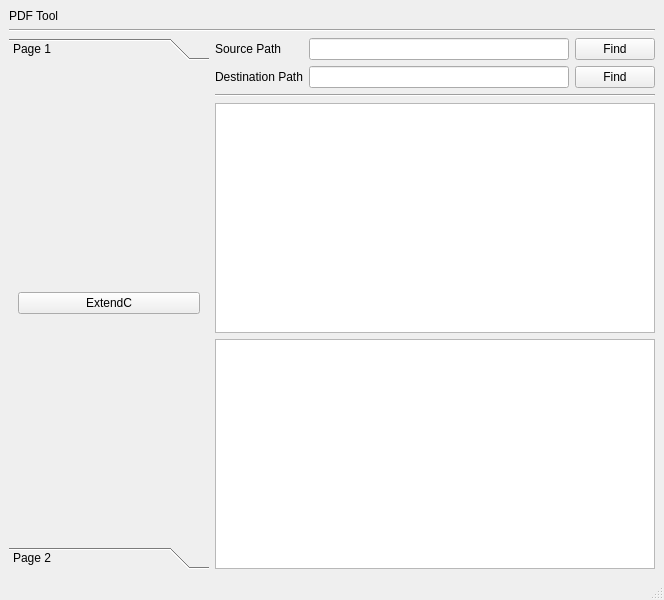
jykim74/PDFTool, file PDFTool/mainwindow.ui: the form before one commit.
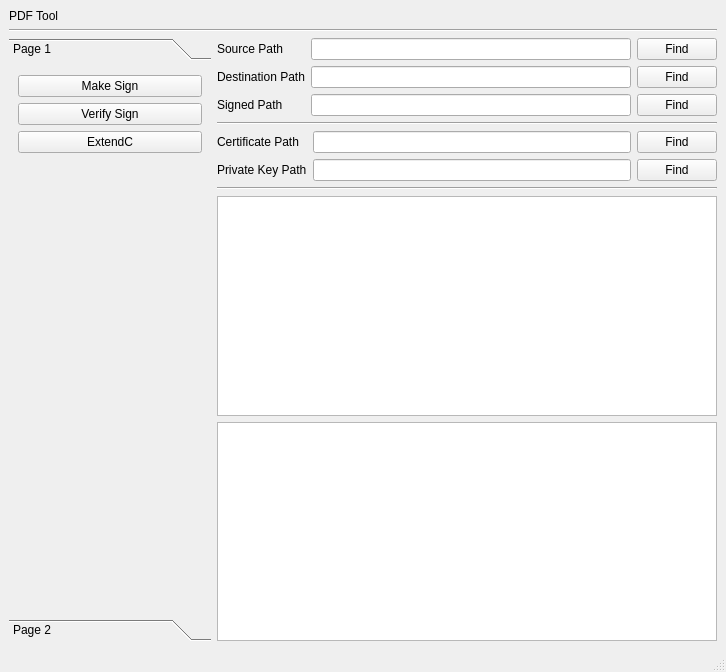
The form after the commit.

```diff
--- a/PDFTool/mainwindow.ui
+++ b/PDFTool/mainwindow.ui
@@ -6,8 +6,8 @@
    <rect>
     <x>0</x>
     <y>0</y>
-    <width>664</width>
-    <height>600</height>
+    <width>726</width>
+    <height>672</height>
    </rect>
   </property>
   <property name="windowTitle">
@@ -32,13 +32,142 @@
     <item>
      <layout class="QGridLayout" name="gridLayout">
       <item row="2" column="1">
-       <widget class="QTextEdit" name="mInputText"/>
+       <layout class="QGridLayout" name="gridLayout_3">
+        <property name="topMargin">
+         <number>0</number>
+        </property>
+        <item row="1" column="1">
+         <widget class="QLineEdit" name="mPriKeyPathText"/>
+        </item>
+        <item row="1" column="0">
+         <widget class="QLabel" name="label_6">
+          <property name="text">
+           <string>Private Key Path</string>
+          </property>
+         </widget>
+        </item>
+        <item row="0" column="0">
+         <widget class="QLabel" name="label_5">
+          <property name="text">
+           <string>Certificate Path</string>
+          </property>
+         </widget>
+        </item>
+        <item row="0" column="1">
+         <widget class="QLineEdit" name="mCertPathText"/>
+        </item>
+        <item row="0" column="2">
+         <widget class="QPushButton" name="mCertFindBtn">
+          <property name="text">
+           <string>Find</string>
+          </property>
+         </widget>
+        </item>
+        <item row="1" column="2">
+         <widget class="QPushButton" name="mPriKeyFindBtn">
+          <property name="text">
+           <string>Find</string>
+          </property>
+         </widget>
+        </item>
+       </layout>
       </item>
-      <item row="0" column="0" rowspan="4">
+      <item row="0" column="1">
+       <layout class="QGridLayout" name="gridLayout_2">
+        <property name="topMargin">
+         <number>0</number>
+        </property>
+        <item row="1" column="1">
+         <widget class="QLineEdit" name="mDstPathText"/>
+        </item>
+        <item row="1" column="2">
+         <widget class="QPushButton" name="mDstFindBtn">
+          <property name="text">
+           <string>Find</string>
+          </property>
+         </widget>
+        </item>
+        <item row="0" column="0">
+         <widget class="QLabel" name="label_2">
+          <property name="text">
+           <string>Source Path</string>
+          </property>
+         </widget>
+        </item>
+        <item row="0" column="2">
+         <widget class="QPushButton" name="mSrcFindBtn">
+          <property name="text">
+           <string>Find</string>
+          </property>
+         </widget>
+        </item>
+        <item row="1" column="0">
+         <widget class="QLabel" name="label_3">
+          <property name="text">
+           <string>Destination Path</string>
+          </property>
+         </widget>
+        </item>
+        <item row="0" column="1">
+         <widget class="QLineEdit" name="mSrcPathText"/>
+        </item>
+        <item row="2" column="0">
+         <widget class="QLabel" name="label_4">
+          <property name="text">
+           <string>Signed Path</string>
+          </property>
+         </widget>
+        </item>
+        <item row="2" column="1">
+         <widget class="QLineEdit" name="mSignedPathText"/>
+        </item>
+        <item row="2" column="2">
+         <widget class="QPushButton" name="mSignedFindBtn">
+          <property name="text">
+           <string>Find</string>
+          </property>
+         </widget>
+        </item>
+       </layout>
+      </item>
+      <item row="5" column="1">
+       <widget class="QTextEdit" name="mLogText">
+        <property name="minimumSize">
+         <size>
+          <width>0</width>
+          <height>200</height>
+         </size>
+        </property>
+       </widget>
+      </item>
+      <item row="4" column="1">
+       <widget class="QTextEdit" name="mInputText">
+        <property name="minimumSize">
+         <size>
+          <width>500</width>
+          <height>200</height>
+         </size>
+        </property>
+       </widget>
+      </item>
+      <item row="1" column="1">
+       <widget class="Line" name="line_2">
+        <property name="orientation">
+         <enum>Qt::Orientation::Horizontal</enum>
+        </property>
+       </widget>
+      </item>
+      <item row="0" column="0" rowspan="6">
        <widget class="QToolBox" name="toolBox">
-        <property name="maximumSize">
+        <property name="minimumSize">
          <size>
           <width>200</width>
+          <height>0</height>
+         </size>
+        </property>
+        <property name="maximumSize">
+         <size>
+          <width>16777215</width>
           <height>16777215</height>
          </size>
         </property>
@@ -51,13 +180,27 @@
            <x>0</x>
            <y>0</y>
            <width>200</width>
-           <height>446</height>
+           <height>518</height>
           </rect>
          </property>
          <attribute name="label">
           <string>Page 1</string>
          </attribute>
          <layout class="QVBoxLayout" name="verticalLayout_2">
+          <item>
+           <widget class="QPushButton" name="mMakeSignBtn">
+            <property name="text">
+             <string>Make Sign</string>
+            </property>
+           </widget>
+          </item>
+          <item>
+           <widget class="QPushButton" name="mVerifySignBtn">
+            <property name="text">
+             <string>Verify Sign</string>
+            </property>
+           </widget>
+          </item>
           <item>
            <widget class="QPushButton" name="mExtendCBtn">
             <property name="text">
@@ -65,6 +208,19 @@
             </property>
            </widget>
           </item>
+          <item>
+           <spacer name="verticalSpacer">
+            <property name="orientation">
+             <enum>Qt::Orientation::Vertical</enum>
+            </property>
+            <property name="sizeHint" stdset="0">
+             <size>
+              <width>20</width>
+              <height>40</height>
+             </size>
+            </property>
+           </spacer>
+          </item>
          </layout>
         </widget>
         <widget class="QWidget" name="page_2">
@@ -83,51 +239,7 @@
        </widget>
       </item>
       <item row="3" column="1">
-       <widget class="QTextEdit" name="mLogText"/>
-      </item>
-      <item row="0" column="1">
-       <layout class="QGridLayout" name="gridLayout_2">
-        <property name="topMargin">
-         <number>0</number>
-        </property>
-        <item row="0" column="0">
-         <widget class="QLabel" name="label_2">
-          <property name="text">
-           <string>Source Path</string>
-          </property>
-         </widget>
-        </item>
-        <item row="1" column="1">
-         <widget class="QLineEdit" name="mDstPathText"/>
-        </item>
-        <item row="1" column="0">
-         <widget class="QLabel" name="label_3">
-          <property name="text">
-           <string>Destination Path</string>
-          </property>
-         </widget>
-        </item>
-        <item row="0" column="1">
-         <widget class="QLineEdit" name="mSrcPathText"/>
-        </item>
-        <item row="0" column="2">
-         <widget class="QPushButton" name="mSrcFindBtn">
-          <property name="text">
-           <string>Find</string>
-          </property>
-         </widget>
-        </item>
-        <item row="1" column="2">
-         <widget class="QPushButton" name="mDstFindBtn">
-          <property name="text">
-           <string>Find</string>
-          </property>
-         </widget>
-        </item>
-       </layout>
-      </item>
-      <item row="1" column="1">
-       <widget class="Line" name="line_2">
+       <widget class="Line" name="line_3">
         <property name="orientation">
          <enum>Qt::Orientation::Horizontal</enum>
         </property>
```
Left out of the diff: 4 changed lines with no effect on the pictures.
